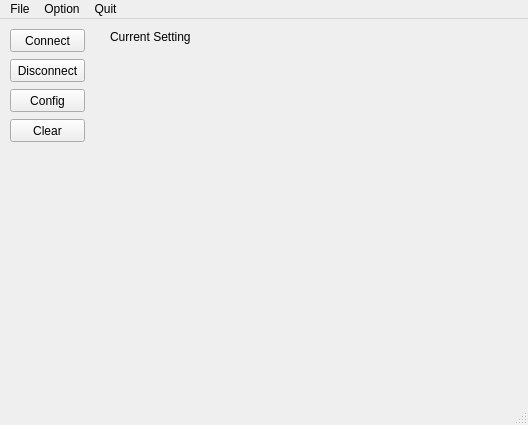
First picture: the form in mainwindow.ui, repository fry767/QTui, before the edit.
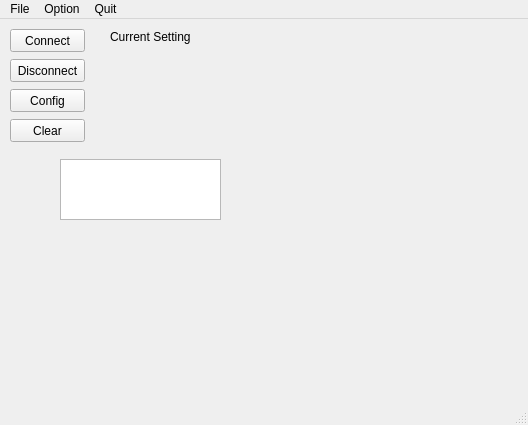
Second picture: the form after the edit.

Patch:
```diff
--- a/mainwindow.ui
+++ b/mainwindow.ui
@@ -79,6 +79,16 @@
      <string>Current Setting</string>
     </property>
    </widget>
+   <widget class="QTextEdit" name="displayTextEdit">
+    <property name="geometry">
+     <rect>
+      <x>60</x>
+      <y>140</y>
+      <width>161</width>
+      <height>61</height>
+     </rect>
+    </property>
+   </widget>
   </widget>
   <widget class="QMenuBar" name="menuBar">
    <property name="geometry">
```
